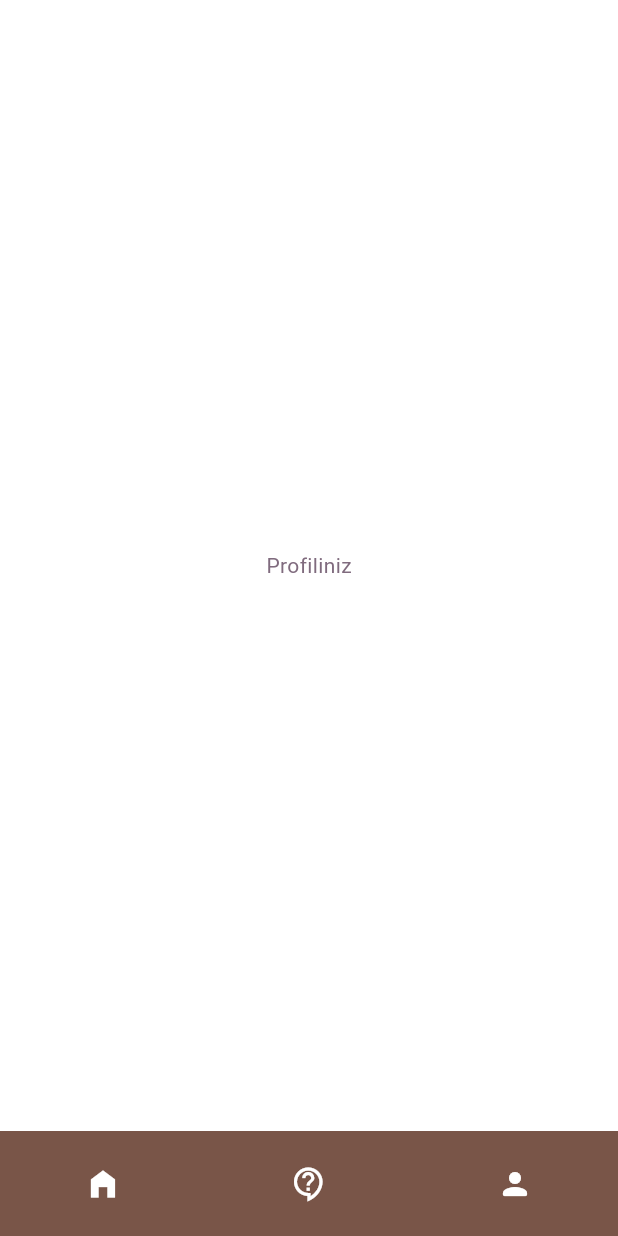
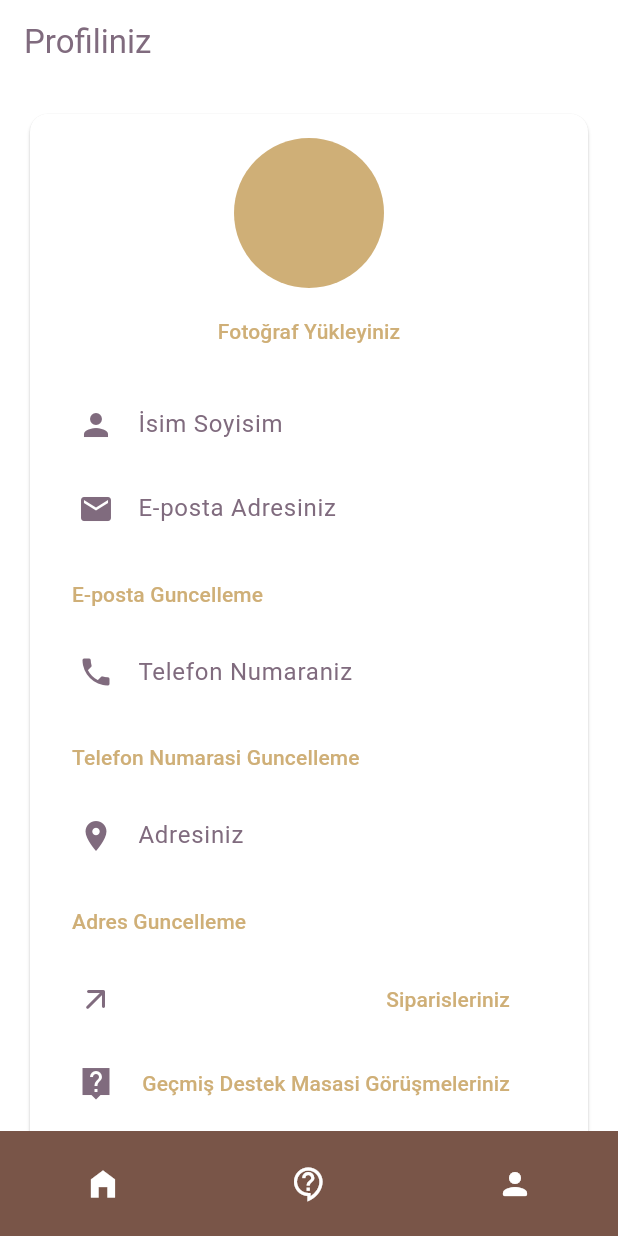
Before and after one commit to onurguzelordu/Final_Projesi, a Flutter app: the ProfileScreen screen opened by its route, on a phone screen of 412 x 824 dp. Run offline on Flutter 3.47's test engine with Material 3 defaults, Android fonts, the phone set to English and light mode, and no system bars; our stand-ins replace go_router; network calls fail.

Commit message:
Profil Ekranı tamamlandı.

```diff
--- a/lib/screens/favourites_screen.dart
+++ b/lib/screens/favourites_screen.dart
@@ -6,7 +6,7 @@ class FavouritesScreen extends StatelessWidget {
 
   @override
   Widget build(BuildContext context) {
-    return  Scaffold(
+    return  const Scaffold(
 
 
       body: Center(
--- a/lib/screens/help_desk_screen.dart
+++ b/lib/screens/help_desk_screen.dart
@@ -6,7 +6,7 @@ class HelpDeskScreen extends StatelessWidget {
 
   @override
   Widget build(BuildContext context) {
-    return Scaffold(
+    return const Scaffold(
       body: Center(
         child: Text("Yardim Masasi Ekraniniz"),
 
--- a/lib/screens/history_screen.dart
+++ b/lib/screens/history_screen.dart
@@ -11,7 +11,7 @@ class HistoryScreen extends StatefulWidget {
 class _HistoryScreenState extends State<HistoryScreen> {
   @override
   Widget build(BuildContext context) {
-    return Scaffold(
+    return const Scaffold(
       body: Center(
         child: Text("Geçmiş Ekrani"),
 
--- a/lib/screens/profile_screen.dart
+++ b/lib/screens/profile_screen.dart
@@ -1,18 +1,157 @@
 import 'package:flutter/material.dart';
+import 'package:go_router/go_router.dart';
 import 'package:home_decoration/widgets/bottom_menu.dart';
 
 
 class ProfileScreen extends StatelessWidget {
   const ProfileScreen({super.key});
 
+  get mainAxisAlignment => null;
+
   @override
   Widget build(BuildContext context) {
     return Scaffold(
+      appBar: AppBar(
+        title:const Text("Profiliniz"),
+      ),
+      body: ListView(
+        padding: const EdgeInsets.all(16),
+        children: [
+      Card(
+            child: Padding(
+              padding: const EdgeInsets.all(16),
+              child: Column(
+                children: [
 
-      body: Center(child: Text("Profiliniz"),
+
+                  CircleAvatar(
+                    radius: 50,
+
+                    ),
+
+                    SizedBox(height: 5),
+                    TextButton(onPressed:() {
+                    }, child: const Text("Fotoğraf Yükleyiniz"),),
+
+                  const SizedBox(height: 10),
+
+
+                  const ListTile(
+                    leading: Icon(Icons.person),
+                    title: Text("İsim Soyisim"),
+
+                  ),
+                  const ListTile(
+                    leading: Icon(Icons.email),
+                    title: Text("E-posta Adresiniz"),
+                  ),
+                const SizedBox(height: 5),
+
+                      Row(
+                  mainAxisAlignment: MainAxisAlignment.start, // Sol hizalama
+                  children: [
+                    TextButton(
+                      onPressed: () {
+                      },
+                      child: const Text("E-posta Guncelleme"),
+                    ),
+                  ],
+                ),
+
+
+
+                 const  ListTile(
+                    leading: Icon(Icons.phone),
+                    title: Text("Telefon Numaraniz"),
+                  ),
+                  const SizedBox(height: 5),
+          Row(
+                  mainAxisAlignment: MainAxisAlignment.start, // Sol hizalama
+                  children: [
+                    TextButton(
+                      onPressed: () {
+                      },
+                      child: const Text("Telefon Numarasi Guncelleme"),
+                    ),
+                  ],
+                ),
+                  const ListTile(
+                    leading: Icon(Icons.location_on),
+                    title: Text("Adresiniz"),
+                  ),
+                  const SizedBox(height: 5),
+          Row(
+                  mainAxisAlignment: MainAxisAlignment.start, // Sol hizalama
+                  children: [
+                    TextButton(
+                      onPressed: () {
+                      },
+                      child: const Text("Adres Guncelleme"),
+                    ),
+                  ],
+                ),
+
+
+
+
+Column(
+  children: [
+                  ListTile(
+                    leading: const Icon(Icons.arrow_outward_rounded),
+                    trailing: TextButton(onPressed: () {
+                    }, child: const Text("Siparisleriniz"))
+                  ),
+                  ListTile(
+                    leading: const Icon(Icons.live_help_sharp),
+                    trailing: TextButton(onPressed: () {
+                    }, child: const Text("Geçmiş Destek Masasi Görüşmeleriniz"))
+                  ),
+                  ListTile(
+                    leading: const Icon(Icons.local_shipping_outlined),
+                    trailing: TextButton(onPressed: () {
+                    }, child: const Text("Kargo Takibi"))
+                  ),
+                  ListTile(
+                    leading: const Icon(Icons.settings),
+                    trailing:
+
+                    TextButton(onPressed: () {
+                    }, child: const Text("Ayarlar"))
+                  ),
+
+  ],
+),
+
+                ],
+              ),
+            ),
+          ),
+          SizedBox(height: 24),
+          FilledButton.icon(
+            onPressed: () {},
+            icon: Icon(Icons.logout),
+            label: Text("Cikis Yapiniz"),
+            style: FilledButton.styleFrom(
+              minimumSize: Size(double.infinity, 50),
+              shape: RoundedRectangleBorder(
+                borderRadius: BorderRadius.circular(10),
+              ),
+            ),
+          ),
+          if (context.canPop())
+            TextButton.icon(
+              onPressed: () => context.pop(),
+              icon: Icon(Icons.arrow_back),
+              label: Text("Geri Dön"),
+              style: TextButton.styleFrom(
+                minimumSize: Size(double.infinity, 50),
+              ),
+            ),
+        ],
 
       ),
-bottomNavigationBar: BottomMenu(),
+bottomNavigationBar: const BottomMenu(),
     );
+
   }
 }
--- a/lib/screens/search_screen.dart
+++ b/lib/screens/search_screen.dart
@@ -44,7 +44,7 @@ class SearchScreen extends StatelessWidget {
 
 
 
-      bottomNavigationBar: BottomMenu() ,
+      bottomNavigationBar: const BottomMenu() ,
 
     );
 
--- a/lib/widgets/bottom_menu.dart
+++ b/lib/widgets/bottom_menu.dart
@@ -18,7 +18,7 @@ class BottomMenu extends StatelessWidget {
               onPressed: () {
                 context.go("/home");
               },
-              icon: Icon(
+              icon: const Icon(
                 Icons.home_filled,
                 color: Colors.white,
               ),
@@ -28,13 +28,13 @@ class BottomMenu extends StatelessWidget {
                 context.go("/helpdesk");
               },
               icon:
-                  Icon(Icons.contact_support_outlined, color: Colors.white),
+                  const Icon(Icons.contact_support_outlined, color: Colors.white),
             ),
             IconButton(
               onPressed: () {
                 context.go("/profile");
               },
-              icon: Icon(Icons.person_rounded, color: Colors.white),
+              icon: const Icon(Icons.person_rounded, color: Colors.white),
             ),
           ],
         ));
```
Also changed, not shown: lib/screens/home_screen.dart (+28 -28 lines), lib/screens/loading_screen.dart (+4 -4 lines).
